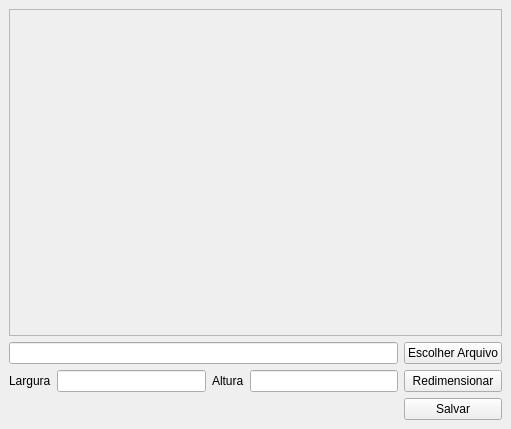
First picture: the form in design.ui, repository demetriusengdados/Python-POO, before the edit.
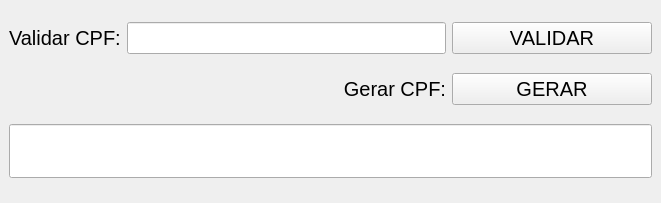
Second picture: the form after the edit.

The edit to the form file:
```diff
--- a/design.ui
+++ b/design.ui
@@ -6,8 +6,8 @@
    <rect>
     <x>0</x>
     <y>0</y>
-    <width>511</width>
-    <height>429</height>
+    <width>661</width>
+    <height>203</height>
    </rect>
   </property>
   <property name="windowTitle">
@@ -15,76 +15,84 @@
   </property>
   <widget class="QWidget" name="centralwidget">
    <layout class="QGridLayout" name="gridLayout">
-    <item row="2" column="0">
+    <item row="1" column="1">
      <widget class="QLabel" name="label">
+      <property name="font">
+       <font>
+        <pointsize>15</pointsize>
+       </font>
+      </property>
       <property name="text">
-       <string>Largura</string>
+       <string>Gerar CPF:</string>
       </property>
+      <property name="alignment">
+       <set>Qt::AlignRight|Qt::AlignTrailing|Qt::AlignVCenter</set>
+      </property>
      </widget>
     </item>
-    <item row="2" column="2">
+    <item row="1" column="2">
+     <widget class="QPushButton" name="btnGeraCPF">
+      <property name="font">
+       <font>
+        <pointsize>15</pointsize>
+       </font>
+      </property>
+      <property name="text">
+       <string>GERAR</string>
+      </property>
+     </widget>
+    </item>
+    <item row="0" column="1">
+     <widget class="QLineEdit" name="inputValidaCPF">
+      <property name="font">
+       <font>
+        <pointsize>15</pointsize>
+       </font>
+      </property>
+     </widget>
+    </item>
+    <item row="0" column="0">
      <widget class="QLabel" name="label_2">
-      <property name="text">
-       <string>Altura</string>
+      <property name="font">
+       <font>
+        <pointsize>15</pointsize>
+       </font>
       </property>
-     </widget>
-    </item>
-    <item row="2" column="4">
-     <widget class="QPushButton" name="btnRedimensionar">
       <property name="text">
-       <string>Redimensionar</string>
+       <string>Validar CPF:</string>
       </property>
      </widget>
     </item>
-    <item row="2" column="1">
-     <widget class="QLineEdit" name="inputLargura"/>
-    </item>
-    <item row="2" column="3">
-     <widget class="QLineEdit" name="inputAltura"/>
-    </item>
-    <item row="3" column="4">
-     <widget class="QPushButton" name="btnSalvar">
+    <item row="0" column="2">
+     <widget class="QPushButton" name="btnValidaCPF">
+      <property name="minimumSize">
+       <size>
+        <width>200</width>
+        <height>0</height>
+       </size>
+      </property>
+      <property name="font">
+       <font>
+        <pointsize>15</pointsize>
+       </font>
+      </property>
       <property name="text">
-       <string>Salvar</string>
+       <string>VALIDAR</string>
       </property>
      </widget>
     </item>
-    <item row="0" column="0" colspan="5">
-     <widget class="QScrollArea" name="scrollArea">
-      <property name="widgetResizable">
+    <item row="2" column="0" colspan="3">
+     <widget class="QLineEdit" name="labelRetorno">
+      <property name="font">
+       <font>
+        <pointsize>30</pointsize>
+       </font>
+      </property>
+      <property name="readOnly">
        <bool>true</bool>
       </property>
-      <widget class="QWidget" name="scrollAreaWidgetContents">
-       <property name="geometry">
-        <rect>
-         <x>0</x>
-         <y>0</y>
-         <width>491</width>
-         <height>310</height>
-        </rect>
-       </property>
-       <layout class="QGridLayout" name="gridLayout_2">
-        <item row="0" column="0">
-         <widget class="QLabel" name="labelImg">
-          <property name="text">
-           <string/>
-          </property>
-         </widget>
-        </item>
-       </layout>
-      </widget>
      </widget>
     </item>
-    <item row="1" column="4">
-     <widget class="QPushButton" name="btnEscolherArquivo">
-      <property name="text">
-       <string>Escolher Arquivo</string>
-      </property>
-     </widget>
-    </item>
-    <item row="1" column="0" colspan="4">
-     <widget class="QLineEdit" name="inputAbrirArquivo"/>
-    </item>
    </layout>
   </widget>
  </widget>
```
Left out of the diff: 2 changed lines with no effect on the pictures.
